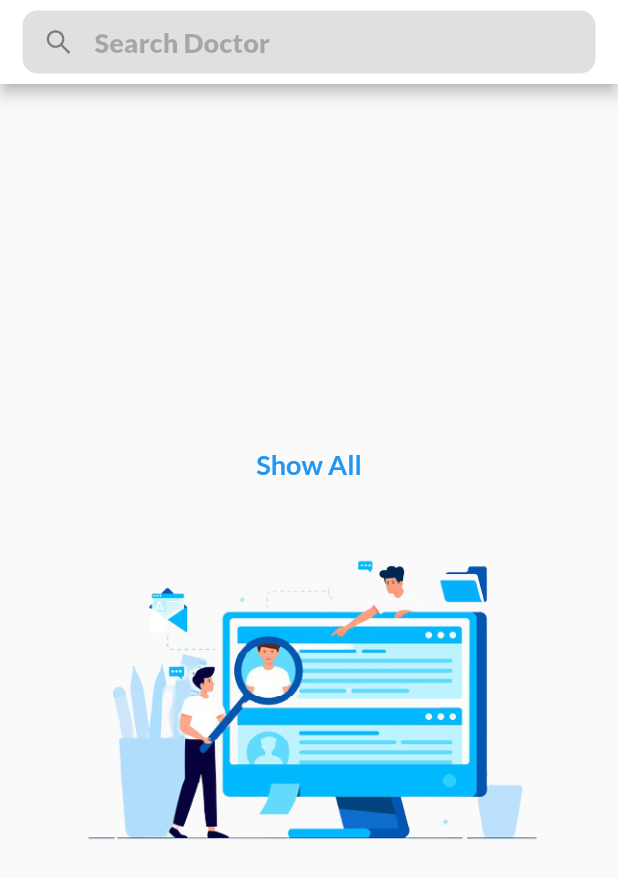
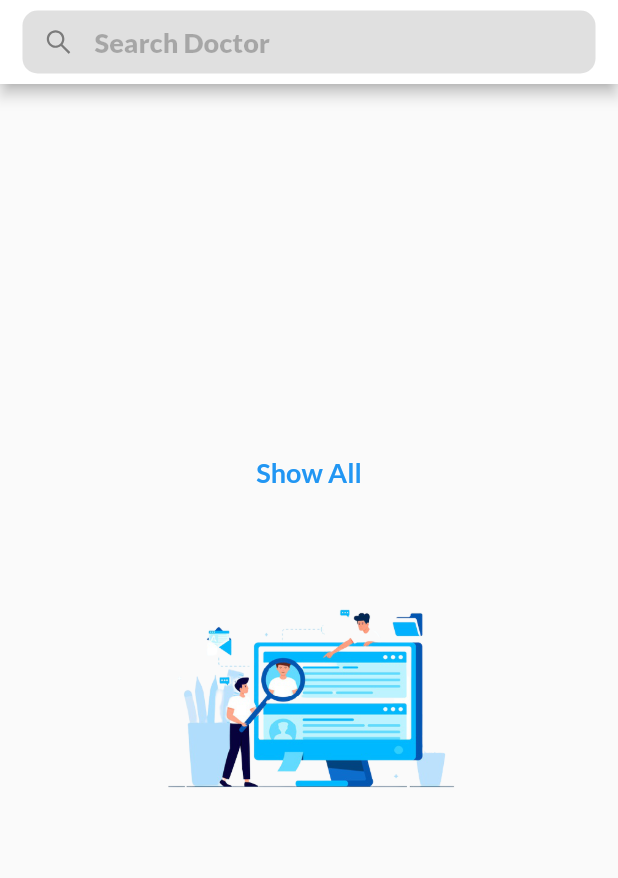
Before and after one commit to Sri-Vidya-N/Doc-Connect, a Flutter app: the DoctorsList screen opened directly, on a phone screen of 412 x 824 dp. Shown: the top 878 px of the screen. Run offline on Flutter 3.47's test engine with Material 2 defaults, Android fonts, the phone set to English and light mode, and no system bars; our stand-ins replace carousel_slider, cloud_firestore, firebase_auth, firebase_core, flutter_icons, flutter_svg and 10 more; missing offline and left inert: quick_actions, tflite; accounts and stored records are empty; project files that could hold a hidden picture were left out.

Commit message:
Final Changes made

```diff
--- a/lib/screens/doctorsList.dart
+++ b/lib/screens/doctorsList.dart
@@ -127,7 +127,11 @@ class _DoctorsListState extends State<DoctorsList> {
                           ),
                         ),
                       ),
-                      Image(image: AssetImage('assets/search-bg.png')),
+                      Image(
+                        image: AssetImage('assets/search-bg.png'),
+                        width: 250.0,
+                        height: 250.0,
+                      ),
                     ],
                   ),
                 ),
```
Also changed, not shown: lib/firestore-data/searchList.dart (+6 -4 lines).
